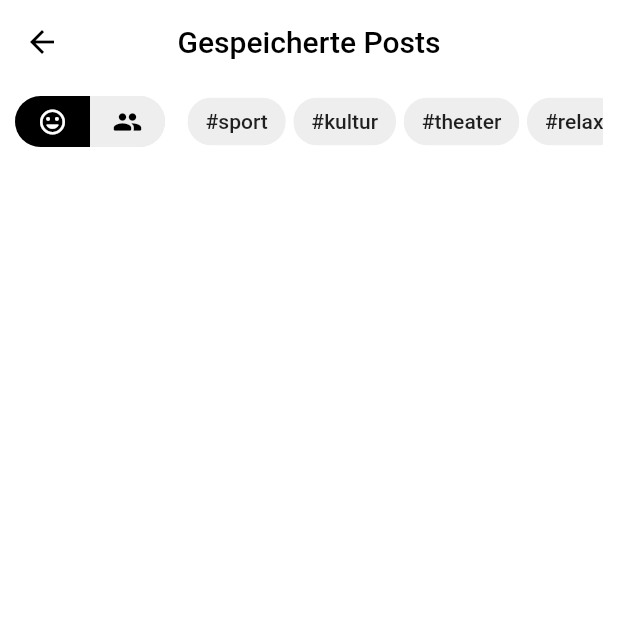
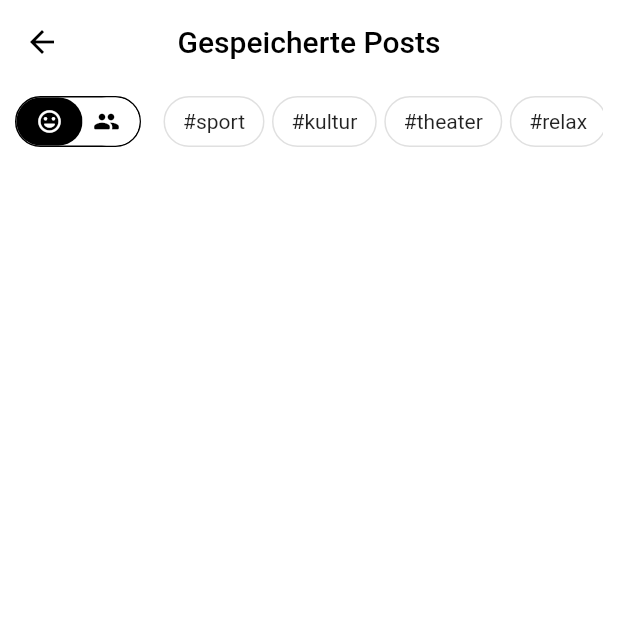
Before and after one commit to tim200002/fingerfunke-app, a Flutter app: the SavedPage screen opened by its route, on a phone screen of 412 x 824 dp, the top half of it. Run offline on Flutter 3.47's test engine with Material 2 defaults, Android fonts, the phone set to English and light mode, and no system bars; our stand-ins replace bloc, camera, cloud_firestore, cloud_functions, dio, equatable and 15 more; missing offline and left inert: video_thumbnail; accounts and stored records are empty.

Commit message:
feat: tweaked demo filter UI

```diff
--- a/lib/view/post_feed/widgets/pf_filters.dart
+++ b/lib/view/post_feed/widgets/pf_filters.dart
@@ -3,15 +3,20 @@ import 'package:flutter/material.dart';
 class PostFeedFilters extends StatelessWidget {
   const PostFeedFilters({Key? key}) : super(key: key);
 
-  Widget _switchSection({required IconData icon, bool selected = false}) {
+  Widget _switchSection(
+      {required IconData icon, bool selected = false, bool right = false}) {
     return Container(
-        color: selected ? Colors.black : Colors.grey.shade200,
-        padding: EdgeInsets.all(5),
+        decoration: BoxDecoration(
+          color: selected ? Colors.black : Colors.white,
+          borderRadius: BorderRadius.circular(30),
+        ),
+        padding: const EdgeInsets.all(5),
         child: Padding(
-          padding: const EdgeInsets.symmetric(vertical: 2, horizontal: 10),
+          padding:
+              EdgeInsets.only(top: 2, bottom: 2, left: right ? 2 : 8, right: 8),
           child: Icon(
             icon,
-            size: 20,
+            size: 18,
             color: selected ? Colors.white : Colors.black,
           ),
         ));
@@ -20,17 +25,17 @@ class PostFeedFilters extends StatelessWidget {
   Widget _eventsGroupsSwitch() {
     return Padding(
       padding: const EdgeInsets.only(right: 15),
-      child: ClipRRect(
-        borderRadius: BorderRadius.circular(25),
       child: Container(
-          color: Colors.grey.shade300,
+        decoration: BoxDecoration(
+          border: Border.all(color: Colors.black),
+          borderRadius: BorderRadius.circular(30),
+        ),
         child: Row(
           mainAxisSize: MainAxisSize.min,
           children: [
             _switchSection(icon: Icons.mood_rounded, selected: true),
-              _switchSection(icon: Icons.people_rounded),
+            _switchSection(icon: Icons.people_rounded, right: true),
           ],
-          ),
         ),
       ),
     );
@@ -51,10 +56,15 @@ class PostFeedFilters extends StatelessWidget {
               for (String s in ["sport", "kultur", "theater", "relax"])
                 Padding(
                   padding: const EdgeInsets.only(right: 5),
-                  child: Chip(
-                    label: Text("#$s"),
-                    backgroundColor: Colors.grey.shade200,
-                  ),
+                  child: Container(
+                      padding:
+                          EdgeInsets.symmetric(vertical: 8, horizontal: 12),
+                      child: Text("#$s"),
+                      decoration: BoxDecoration(
+                        borderRadius: BorderRadius.circular(30),
+                        border: Border.all(color: Colors.grey.shade300),
+                        color: Colors.white,
+                      )),
                 ),
             ],
           )),
```
Lines whose indentation alone changed are shown as unchanged.
